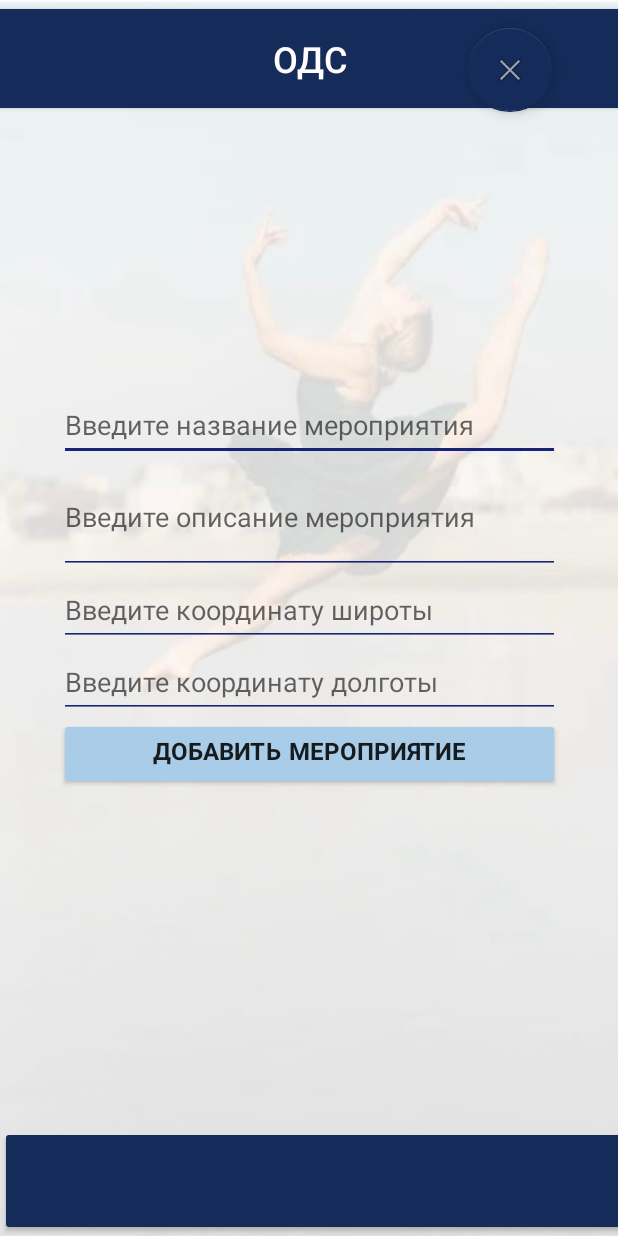
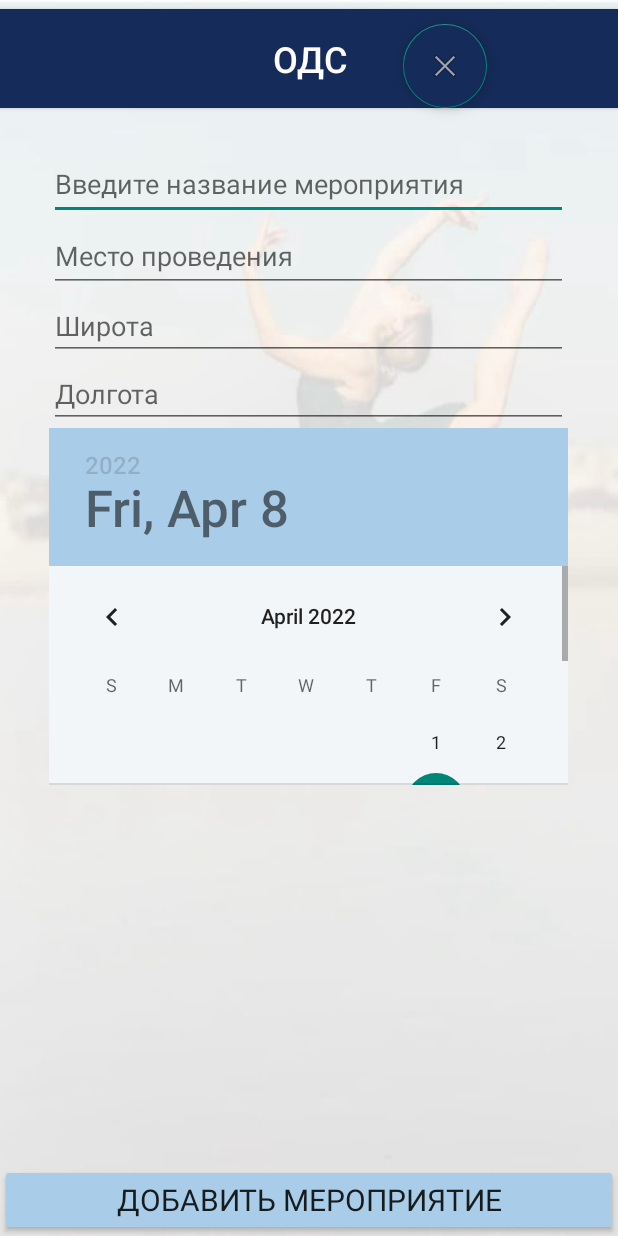
Before and after one commit to Nastya880/app_for_podss, an Android app: the AddEventActivity screen opened directly, with no data from a screen before it, on a phone screen of 412 x 824 dp. Run offline under Robolectric (Android 15) with nearby library versions, the phone set to English and light mode, and no system bars.

Commit message:
добавлен выбор даты на календаре при добавлении мероприятия

```diff
--- a/app/src/main/AndroidManifest.xml
+++ b/app/src/main/AndroidManifest.xml
@@ -43,9 +43,6 @@
             android:name=".LoginActivity"
             android:exported="true" />
         <activity
-            android:name=".MessageAddEventActivity"
-            android:exported="true" />
-        <activity
             android:name=".MainActivity"
             android:exported="true" >
             <intent-filter>
@@ -53,7 +50,7 @@
 
                 <category android:name="android.intent.category.LAUNCHER" />
             </intent-filter>
-        </activity> />
+        </activity>
     </application>
 
 </manifest>
--- a/app/src/main/java/com/application/AddEventActivity.java
+++ b/app/src/main/java/com/application/AddEventActivity.java
@@ -2,27 +2,38 @@ package com.application;
 
 import androidx.appcompat.app.AppCompatActivity;
 
+import android.content.ContentValues;
 import android.content.Intent;
+import android.database.Cursor;
+import android.database.sqlite.SQLiteDatabase;
 import android.os.Bundle;
+import android.util.Log;
 import android.view.View;
+import android.widget.DatePicker;
+import android.widget.EditText;
 import android.widget.TextView;
 import android.widget.Toast;
 
+import java.util.Calendar;
+
 public class AddEventActivity extends AppCompatActivity {
 
-    TextView eventTitlePlainText;
-    TextView eventDescriptionPlainText;
-    TextView eventPlaceLatPlainText;
-    TextView eventPlaceLngPlainText;
+    EditText eventTitlePlainText;
+    EditText eventPlacePlainText;
+    DatePicker datePicker;
+    EditText latEditTextNumberDecimal;
+    EditText lngEditTextNumberDecimal;
 
     @Override
     protected void onCreate(Bundle savedInstanceState) {
         super.onCreate(savedInstanceState);
         setContentView(R.layout.activity_add_event);
         eventTitlePlainText = findViewById(R.id.eventTitlePlainText);
-        eventDescriptionPlainText = findViewById(R.id.eventDescriptionPlainText);
-        eventPlaceLatPlainText = findViewById(R.id.eventPlaceLatPlainText);
-        eventPlaceLngPlainText = findViewById(R.id.eventPlaceLngPlainText);
+        eventPlacePlainText = findViewById(R.id.eventPlacePlainText);
+        datePicker = findViewById(R.id.datePicker);
+        latEditTextNumberDecimal = findViewById(R.id.latEditTextNumberDecimal);
+        lngEditTextNumberDecimal = findViewById(R.id.lngEditTextNumberDecimal);
+        setCurrentDateOnView();
     }
 
 
@@ -31,35 +42,51 @@ public class AddEventActivity extends AppCompatActivity {
         startActivity(intent);
     }
 
+    // устанавливаем текущую дату
+    public void setCurrentDateOnView() {
+        final Calendar calendar = Calendar.getInstance();
+        int year = calendar.get(Calendar.YEAR);
+        int month = calendar.get(Calendar.MONTH);
+        int day = calendar.get(Calendar.DAY_OF_MONTH);
+
+        // Устанавливаем текущую дату для DatePicker
+        datePicker.init(year, month, day, null);
+    }
+
     public void addEvent(View view) {
-        if (eventTitlePlainText.getText().toString().length() < 1) {
+        if (eventTitlePlainText.getText().toString().length() <= 0) {
             Toast toast = Toast.makeText(getApplicationContext(),
-                    "Введите название мероприятия", Toast.LENGTH_SHORT);
+                    "Название мероприятие не может быть пустым", Toast.LENGTH_SHORT);
             toast.show();
-        }
-        else if (eventDescriptionPlainText.getText().toString().length() < 1) {
+        } else if (eventPlacePlainText.getText().toString().length() <= 0) {
             Toast toast = Toast.makeText(getApplicationContext(),
-                    "Введите описание мероприятия", Toast.LENGTH_SHORT);
+                    "Описание мероприятия не может быть пустым", Toast.LENGTH_SHORT);
             toast.show();
-        }
-        else if (eventPlaceLatPlainText.length() == 0) {
+        } else if (latEditTextNumberDecimal.getText().toString().length() <= 0) {
             Toast toast = Toast.makeText(getApplicationContext(),
-                    "Введите координату широты мероприятия", Toast.LENGTH_SHORT);
+                    "Координата широты не может быть пустой", Toast.LENGTH_SHORT);
             toast.show();
-        }
-        else if (eventPlaceLngPlainText.length() == 0) {
+        } else if (lngEditTextNumberDecimal.getText().toString().length() <= 0) {
             Toast toast = Toast.makeText(getApplicationContext(),
-                    "Введите координату долготы мероприятия", Toast.LENGTH_SHORT);
+                    "Кооордината долготы не может быть пустой", Toast.LENGTH_SHORT);
             toast.show();
-        }
-        else
-        {
-       // if (eventTitlePlainText.getText().toString().length() > 0 && eventDescriptionPlainText.getText().toString().length() > 0) {
-            FindActivity.events.add(new EventPojo(FindActivity.events.size(), eventTitlePlainText.getText().toString(), eventDescriptionPlainText.getText().toString(), eventPlaceLatPlainText.getX(), eventPlaceLngPlainText.getY()));
+        } else {
+            String month = String.valueOf(datePicker.getMonth());
+            String day = String.valueOf(datePicker.getDayOfMonth());
+            String year = String.valueOf(datePicker.getYear());
+            if (day.length() == 1) {
+                day = "0" + day;
+            }
+            if (month.length() == 1) {
+                month = "0" + month;
+            }
+            String stringDate = String.format("%s-%s-%s", year, month, day);
+            APIHandler.addEvent(new EventPojo(-1, eventTitlePlainText.getText().toString(), eventPlacePlainText.getText().toString(),
+                    stringDate, Double.parseDouble(latEditTextNumberDecimal.getText().toString()), Double.parseDouble(lngEditTextNumberDecimal.getText().toString())));
             eventTitlePlainText.setText("");
-            eventDescriptionPlainText.setText("");
-            eventPlaceLatPlainText.setText("");
-            eventPlaceLngPlainText.setText("");
+            eventPlacePlainText.setText("");
+            latEditTextNumberDecimal.setText("");
+
             Intent intent = new Intent(this, MessageAddEventActivity.class);
             startActivity(intent);
         }
--- a/app/src/main/res/layout/activity_add_event.xml
+++ b/app/src/main/res/layout/activity_add_event.xml
@@ -9,7 +9,7 @@
 
     <Button
         android:id="@+id/button7"
-        android:layout_width="440dp"
+        android:layout_width="426dp"
         android:layout_height="78dp"
         android:backgroundTint="@color/blue_dark"
         android:text="ОДС"
@@ -19,106 +19,103 @@
         app:layout_constraintStart_toStartOf="parent"
         app:layout_constraintTop_toTopOf="parent" />
 
-    <Button
-        android:id="@+id/button8"
-        android:layout_width="420dp"
-        android:layout_height="73dp"
-        android:backgroundTint="@color/blue_dark"
-        android:textColor="#FFFDFD"
-        android:textSize="24sp"
-        app:layout_constraintBottom_toBottomOf="parent"
+    <LinearLayout
+        android:id="@+id/linearLayout5"
+        android:layout_width="346dp"
+        android:layout_height="663dp"
+        android:layout_marginTop="20dp"
+        android:orientation="vertical"
+        app:layout_constraintBottom_toTopOf="@+id/addEventButton"
         app:layout_constraintEnd_toEndOf="parent"
-        app:layout_constraintHorizontal_bias="0.0"
+        app:layout_constraintHorizontal_bias="0.49"
         app:layout_constraintStart_toStartOf="parent"
-        app:layout_constraintTop_toTopOf="parent"
-        app:layout_constraintVertical_bias="1.0" />
-
-    <LinearLayout
-        android:id="@+id/linearLayout4"
-        android:layout_width="334dp"
-        android:layout_height="305dp"
-        android:orientation="vertical"
-        app:layout_constraintBottom_toBottomOf="parent"
-        app:layout_constraintEnd_toEndOf="parent"
-        app:layout_constraintStart_toStartOf="parent"
-        app:layout_constraintTop_toTopOf="parent">
+        app:layout_constraintTop_toBottomOf="@+id/button7"
+        app:layout_constraintVertical_bias="0.043">
 
         <EditText
             android:id="@+id/eventTitlePlainText"
             android:layout_width="match_parent"
             android:layout_height="wrap_content"
-            android:backgroundTint="#162378"
-            android:drawableTint="#2196F3"
             android:ems="10"
-            android:foregroundTint="#15658A"
             android:hint="Введите название мероприятия"
             android:inputType="textPersonName"
             android:minHeight="48dp" />
 
         <EditText
-            android:id="@+id/eventDescriptionPlainText"
+            android:id="@+id/eventPlacePlainText"
             android:layout_width="match_parent"
-            android:layout_height="75dp"
-            android:backgroundTint="#162378"
-            android:drawableTint="#2196F3"
+            android:layout_height="wrap_content"
             android:ems="10"
-            android:foregroundTint="#15658A"
-            android:hint="Введите описание мероприятия"
+            android:hint="Место проведения"
             android:inputType="textPersonName"
-            android:minHeight="48dp"
-            android:textAlignment="viewStart" />
+            android:minHeight="48dp" />
 
         <EditText
-            android:id="@+id/eventPlaceLatPlainText"
+            android:id="@+id/latEditTextNumberDecimal"
             android:layout_width="match_parent"
             android:layout_height="wrap_content"
-            android:backgroundTint="#162378"
-            android:drawableTint="#2196F3"
             android:ems="10"
-            android:foregroundTint="#15658A"
-            android:hint="Введите координату широты"
-            android:inputType="textPersonName"
-            android:minHeight="48dp"
-            android:textAlignment="viewStart" />
+            android:hint="Широта"
+            android:inputType="numberDecimal" />
 
         <EditText
-            android:id="@+id/eventPlaceLngPlainText"
+            android:id="@+id/lngEditTextNumberDecimal"
             android:layout_width="match_parent"
             android:layout_height="wrap_content"
-            android:backgroundTint="#162378"
-            android:drawableTint="#2196F3"
             android:ems="10"
-            android:foregroundTint="#15658A"
-            android:hint="Введите координату долготы"
-            android:inputType="textPersonName"
-            android:minHeight="48dp"
-            android:textAlignment="viewStart" />
+            android:hint="Долгота"
+            android:inputType="numberDecimal" />
 
-        <Button
-            android:id="@+id/addEventButton"
+        <DatePicker
+            android:id="@+id/datePicker"
             android:layout_width="match_parent"
-            android:layout_height="wrap_content"
-            android:backgroundTint="@color/blue_light"
-            android:fontFamily="casual"
-            android:onClick="addEvent"
-            android:text="Добавить мероприятие"
-            android:textAllCaps="true"
-            android:textSize="16sp"
-            android:textStyle="bold" />
+            android:layout_height="238dp"
+            android:layout_below="@+id/button"
+            android:layout_centerHorizontal="true"
+            android:background="#BDF2FF"
+            android:backgroundTint="#F3F6F8"
+            android:calendarTextColor="@color/purple_700"
+            android:datePickerMode="calendar"
+            android:dayOfWeekBackground="@color/blue_dark"
+            android:foregroundTint="#D4F1FF"
+            android:foregroundTintMode="screen"
+            android:headerBackground="#A9CCE8"
+            android:headerDayOfMonthTextAppearance="@style/TextAppearance.AppCompat.Small"
+            android:headerMonthTextAppearance="@style/TextAppearance.AppCompat.Small"
+            android:headerYearTextAppearance="@style/TextAppearance.AppCompat.Small"
+            app:layout_constraintEnd_toEndOf="parent"
+            app:layout_constraintStart_toStartOf="parent"
+            tools:layout_editor_absoluteY="463dp" />
+
     </LinearLayout>
 
     <com.google.android.material.floatingactionbutton.FloatingActionButton
         android:id="@+id/closeButton"
         android:layout_width="wrap_content"
         android:layout_height="wrap_content"
+        android:layout_marginTop="16dp"
+        android:backgroundTint="@color/blue_dark"
         android:clickable="true"
         android:onClick="close"
-        app:backgroundTint="@color/blue_dark"
-        app:layout_constraintBottom_toTopOf="@+id/linearLayout4"
+        app:layout_constraintEnd_toEndOf="@+id/button7"
+        app:layout_constraintHorizontal_bias="0.739"
+        app:layout_constraintStart_toStartOf="parent"
+        app:layout_constraintTop_toTopOf="@+id/button7"
+        app:srcCompat="@android:drawable/ic_menu_close_clear_cancel" />
+
+    <Button
+        android:id="@+id/addEventButton"
+        android:layout_width="match_parent"
+        android:layout_height="wrap_content"
+        android:backgroundTint="@color/blue_light"
+        android:onClick="addEvent"
+        android:text="Добавить мероприятие"
+        android:textAlignment="center"
+        android:textAllCaps="true"
+        android:textAppearance="@style/TextAppearance.AppCompat.Body1"
+        android:textSize="20sp"
+        app:layout_constraintBottom_toBottomOf="parent"
         app:layout_constraintEnd_toEndOf="parent"
-        app:layout_constraintHorizontal_bias="0.876"
-        app:layout_constraintStart_toStartOf="parent"
-        app:layout_constraintTop_toTopOf="parent"
-        app:layout_constraintVertical_bias="0.091"
-        app:srcCompat="@android:drawable/ic_menu_close_clear_cancel" />
+      />
+
 </androidx.constraintlayout.widget.ConstraintLayout>
```
Also changed, not shown: app/src/main/java/com/application/APIHandler.java (+12 -8 lines), app/src/main/java/com/application/EventPojo.java (+42 -12 lines), app/src/main/java/com/application/FindActivity.java (+7 -4 lines), app/src/main/java/com/application/MapsActivity.java (+9 -3 lines).
